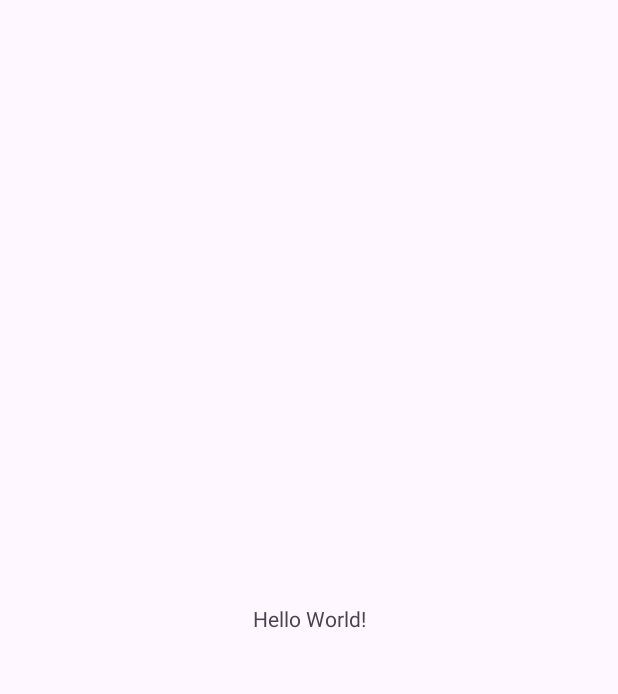
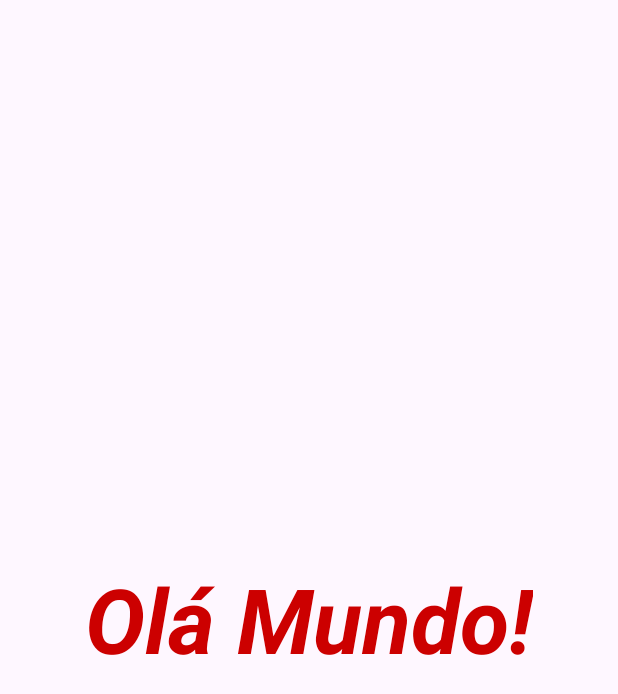
Before and after one commit to IPT-MEI-DAMA-2024-2025/O-meu-CV, an Android app: the screen it shows after launch (MainActivity), on a phone screen of 412 x 824 dp. Before the commit the part shown is almost empty. Shown: the top 694 px of the screen. Run offline under Robolectric (Android 15) with nearby library versions, the phone set to English and light mode, and no system bars.

Commit message:
Olá Mundo

```diff
--- a/app/src/main/res/layout/activity_main.xml
+++ b/app/src/main/res/layout/activity_main.xml
@@ -1,5 +1,6 @@
 <?xml version="1.0" encoding="utf-8"?>
-<androidx.constraintlayout.widget.ConstraintLayout xmlns:android="http://schemas.android.com/apk/res/android"
+<androidx.constraintlayout.widget.ConstraintLayout
+    xmlns:android="http://schemas.android.com/apk/res/android"
     xmlns:app="http://schemas.android.com/apk/res-auto"
     xmlns:tools="http://schemas.android.com/tools"
     android:id="@+id/main"
@@ -10,7 +11,12 @@
     <TextView
         android:layout_width="wrap_content"
         android:layout_height="wrap_content"
-        android:text="Hello World!"
+        android:fadingEdge="vertical"
+        android:text="Olá Mundo!"
+
+        android:textColor="@android:color/holo_red_dark"
+        android:textSize="60sp"
+        android:textStyle="bold|italic"
         app:layout_constraintBottom_toBottomOf="parent"
         app:layout_constraintEnd_toEndOf="parent"
         app:layout_constraintStart_toStartOf="parent"
```
